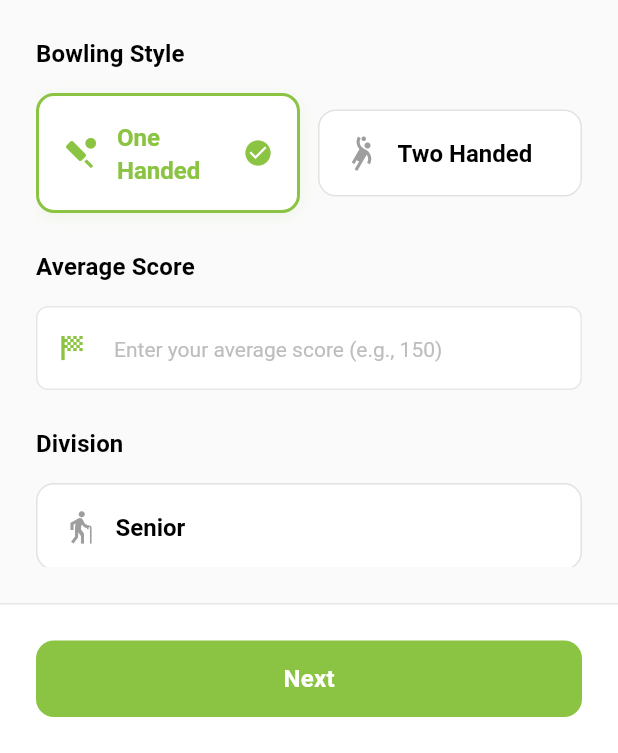
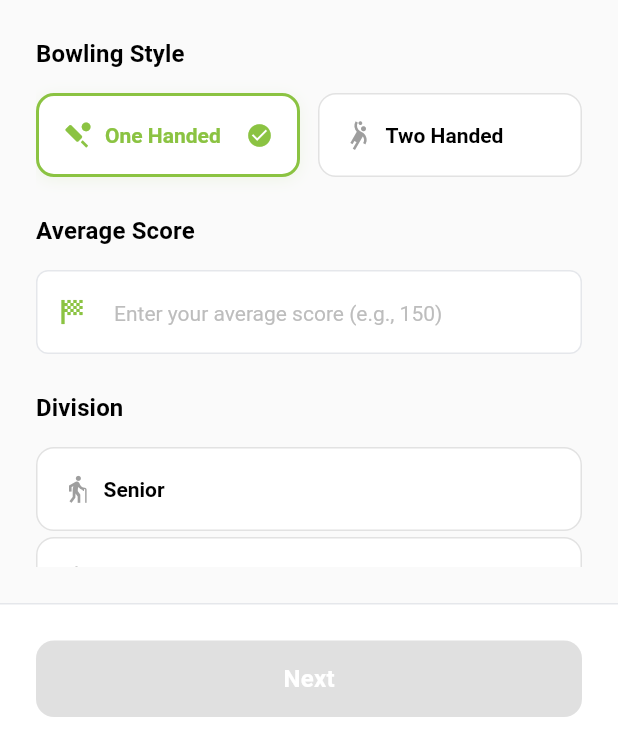
Before and after one commit to zamansheikh/bowlersnetworkapp, a Flutter app: the ProfileCompletionView screen opened directly, on a phone screen of 412 x 824 dp, the part 483-1236 px from its top. Run offline on Flutter 3.47's test engine with Material 3 defaults, Android fonts, the phone set to English and light mode, and no system bars; our stand-ins replace cached_network_image, dartz, dio, equatable, fl_chart, flutter_bloc and 6 more; accounts and stored records are empty; network calls fail; Roboto replaces fonts that are missing (SF Pro Display).

Commit message:
refactor: Enhance ProfileCompletionCubit and state management for improved step handling and data updates

```diff
--- a/lib/features/auth/presentation/cubit/profile_completion_state.dart
+++ b/lib/features/auth/presentation/cubit/profile_completion_state.dart
@@ -12,6 +12,27 @@ abstract class ProfileCompletionState extends Equatable {
 class ProfileCompletionInitial extends ProfileCompletionState {}
 
 class ProfileCompletionLoading extends ProfileCompletionState {}
+
+/// Emitted when form data changes within any step
+class ProfileDataChanged extends ProfileCompletionState {
+  final ProfileCompletionData data;
+  final int step;
+
+  const ProfileDataChanged({required this.data, required this.step});
+
+  @override
+  List<Object?> get props => [data, step];
+}
+
+/// Emitted when the current step changes
+class ProfileStepChanged extends ProfileCompletionState {
+  final int step;
+
+  const ProfileStepChanged(this.step);
+
+  @override
+  List<Object?> get props => [step];
+}
 
 class BrandsLoading extends ProfileCompletionState {}
 
@@ -107,15 +128,13 @@ class ProfileCompletionData {
 
   bool get isStep1Valid {
     return average.isNotEmpty &&
-           division.isNotEmpty &&
-           (!isPBACardHolder || (pbaNumber?.isNotEmpty ?? false)) &&
-           (!isUSBCMember || (usbcNumber?.isNotEmpty ?? false));
+        division.isNotEmpty &&
+        (!isPBACardHolder || (pbaNumber?.isNotEmpty ?? false)) &&
+        (!isUSBCMember || (usbcNumber?.isNotEmpty ?? false));
   }
 
   bool get isStep2Valid {
-    return city.isNotEmpty &&
-           state.isNotEmpty &&
-           zipCode.isNotEmpty;
+    return city.isNotEmpty && state.isNotEmpty && zipCode.isNotEmpty;
   }
 
   bool get isStep3Valid {
--- a/lib/features/auth/presentation/pages/profile_completion_page.dart
+++ b/lib/features/auth/presentation/pages/profile_completion_page.dart
@@ -43,6 +43,26 @@ class _ProfileCompletionViewState extends State<ProfileCompletionView> {
     return Scaffold(
       backgroundColor: AppColors.background,
       body: SafeArea(
+        child: BlocListener<ProfileCompletionCubit, ProfileCompletionState>(
+          listenWhen: (previous, current) =>
+              current is ProfileStepChanged ||
+              current is ProfileCompletionSuccess,
+          listener: (context, state) async {
+            if (state is ProfileStepChanged) {
+              await _pageController.animateToPage(
+                state.step,
+                duration: const Duration(milliseconds: 300),
+                curve: Curves.easeInOut,
+              );
+            } else if (state is ProfileCompletionSuccess) {
+              ScaffoldMessenger.of(context).showSnackBar(
+                const SnackBar(
+                  content: Text('Profile completed successfully!'),
+                  behavior: SnackBarBehavior.floating,
+                ),
+              );
+            }
+          },
           child: BlocBuilder<ProfileCompletionCubit, ProfileCompletionState>(
             builder: (context, state) {
               final cubit = context.read<ProfileCompletionCubit>();
@@ -70,6 +90,7 @@ class _ProfileCompletionViewState extends State<ProfileCompletionView> {
                 ],
               );
             },
+          ),
         ),
       ),
     );
@@ -189,8 +210,11 @@ class _ProfileCompletionViewState extends State<ProfileCompletionView> {
 
           Expanded(
             flex: cubit.currentStep == 0 ? 1 : 1,
-            child: ElevatedButton(
-              onPressed: () => _nextStep(cubit),
+            child: BlocBuilder<ProfileCompletionCubit, ProfileCompletionState>(
+              builder: (context, state) {
+                final canProceed = cubit.canProceedFromCurrentStep();
+                return ElevatedButton(
+                  onPressed: canProceed ? () => _nextStep(cubit) : null,
                   style: ElevatedButton.styleFrom(
                     backgroundColor: AppColors.primaryLimeGreen,
                     padding: EdgeInsets.symmetric(vertical: AppSpacing.md),
@@ -201,8 +225,12 @@ class _ProfileCompletionViewState extends State<ProfileCompletionView> {
                   ),
                   child: Text(
                     cubit.currentStep == 2 ? 'Complete Profile' : 'Next',
-                style: AppTextStyles.button.copyWith(color: AppColors.white),
+                    style: AppTextStyles.button.copyWith(
+                      color: AppColors.white,
                     ),
+                  ),
+                );
+              },
             ),
           ),
         ],
@@ -212,10 +240,6 @@ class _ProfileCompletionViewState extends State<ProfileCompletionView> {
 
   void _previousStep(ProfileCompletionCubit cubit) {
     cubit.previousStep();
-    _pageController.previousPage(
-      duration: const Duration(milliseconds: 300),
-      curve: Curves.easeInOut,
-    );
   }
 
   void _nextStep(ProfileCompletionCubit cubit) {
@@ -224,10 +248,6 @@ class _ProfileCompletionViewState extends State<ProfileCompletionView> {
       cubit.completeProfile();
     } else {
       cubit.nextStep();
-      _pageController.nextPage(
-        duration: const Duration(milliseconds: 300),
-        curve: Curves.easeInOut,
-      );
     }
   }
 }
@@ -587,7 +607,11 @@ class __BowlingStyleStepState extends State<_BowlingStyleStep> {
     return GestureDetector(
       onTap: onTap,
       child: Container(
-        padding: const EdgeInsets.all(16),
+        padding: EdgeInsets.symmetric(
+          horizontal: AppSpacing.md,
+          vertical: AppSpacing.sm,
+        ),
+        constraints: const BoxConstraints(minHeight: 56),
         decoration: BoxDecoration(
           color: AppColors.white,
           borderRadius: BorderRadius.circular(12),
@@ -608,31 +632,36 @@ class __BowlingStyleStepState extends State<_BowlingStyleStep> {
               : null,
         ),
         child: Row(
+          mainAxisAlignment: MainAxisAlignment.start,
+          crossAxisAlignment: CrossAxisAlignment.center,
           children: [
             Icon(
               icon,
               color: isSelected ? AppColors.primaryLimeGreen : AppColors.gray,
-              size: 24,
+              size: 20,
             ),
-            const SizedBox(width: 12),
+            SizedBox(width: AppSpacing.sm),
             Expanded(
               child: Text(
                 title,
-                style: TextStyle(
+                maxLines: 1,
+                overflow: TextOverflow.ellipsis,
+                style: AppTextStyles.bodyMedium.copyWith(
                   fontWeight: FontWeight.w600,
                   color: isSelected
                       ? AppColors.primaryLimeGreen
                       : AppColors.black,
-                  fontSize: 16,
                 ),
               ),
             ),
-            if (isSelected)
+            if (isSelected) ...[
+              SizedBox(width: AppSpacing.sm),
               const Icon(
                 Icons.check_circle,
                 color: AppColors.primaryLimeGreen,
-                size: 20,
+                size: 18,
               ),
+            ],
           ],
         ),
       ),
```
Also changed, not shown: lib/features/auth/presentation/cubit/profile_completion_cubit.dart (+10 -8 lines). Lines whose indentation alone changed are shown as unchanged.
